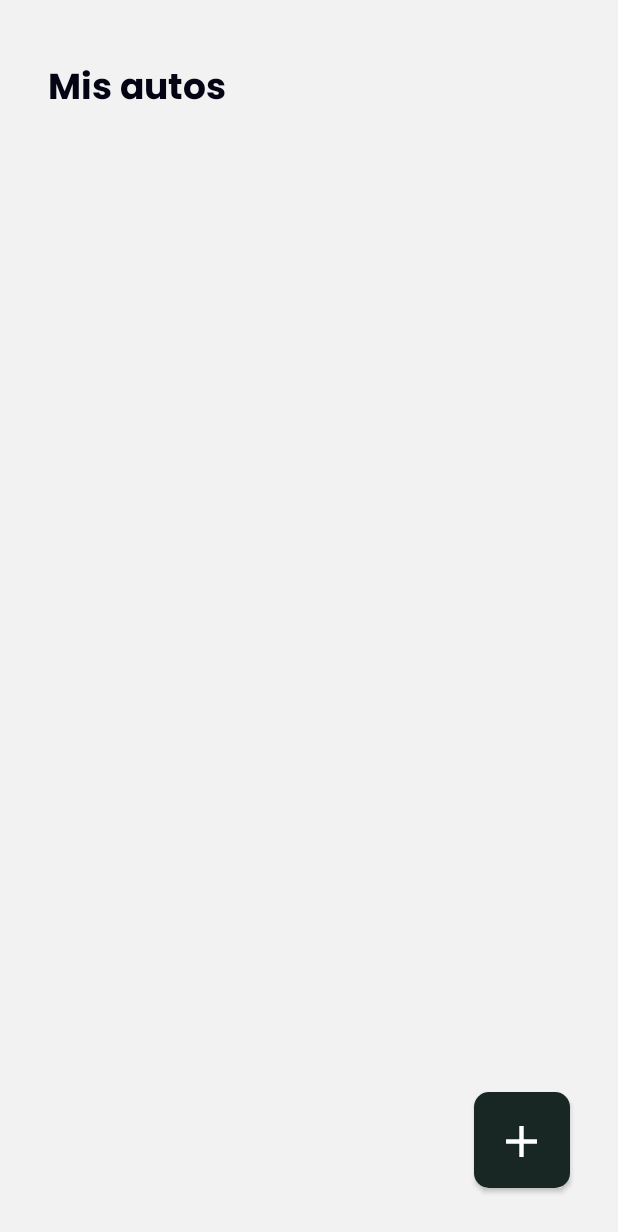
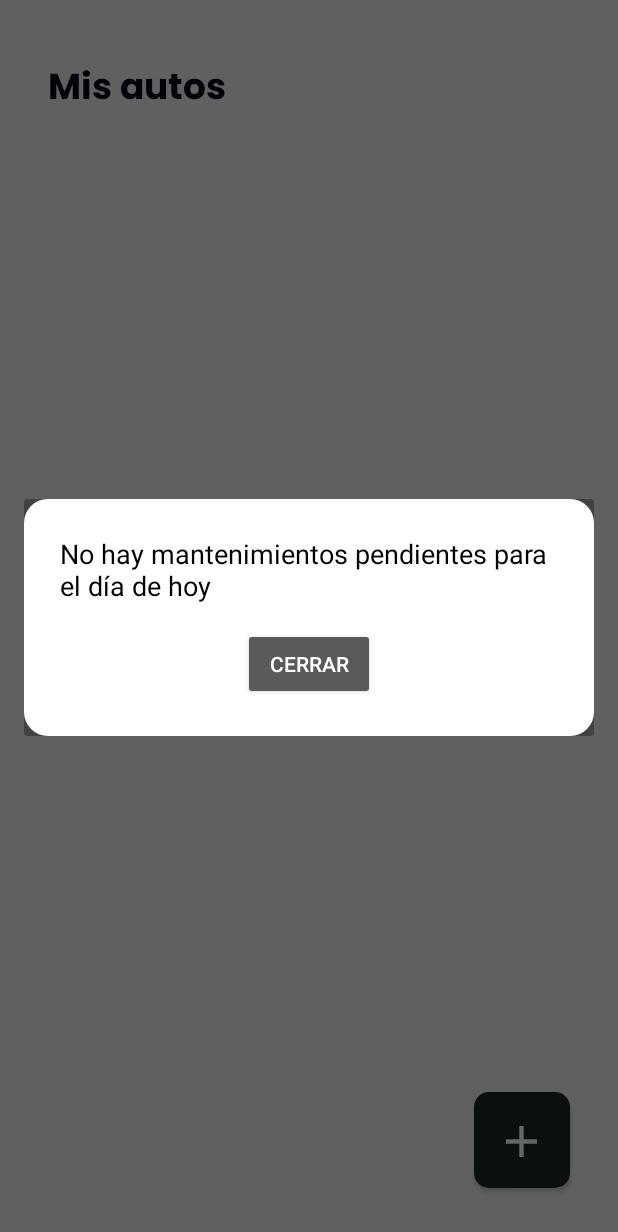
Before and after one commit to NilsGiN/CarCare_AppMobile, an Android app: the MainActivity screen opened directly, with no data from a screen before it, on a phone screen of 412 x 824 dp. Shown: the top 1232 px of the screen. Run offline under Robolectric (Android 15) with nearby library versions, the phone set to English and light mode, and no system bars; our stand-ins replace Firebase (no records; nobody signed in at launch, a user with empty details on screens opened directly).

Commit message:
Popup base de recordatorio cuando se visualiza el MainActivity

```diff
--- /dev/null
+++ b/app/src/main/java/com/example/prueba1/presenters/RecordatorioAdapter.java
@@ -0,0 +1,105 @@
+package com.example.prueba1.presenters;
+
+import android.app.Dialog;
+import android.content.Context;
+import android.view.View;
+import android.view.Window;
+import android.widget.Button;
+import android.widget.TextView;
+import android.widget.Toast;
+
+import com.example.prueba1.R;
+import com.google.firebase.firestore.DocumentSnapshot;
+import com.google.firebase.firestore.FirebaseFirestore;
+import com.google.firebase.firestore.QuerySnapshot;
+
+import java.text.SimpleDateFormat;
+import java.util.Date;
+import java.util.Locale;
+
+public class RecordatorioAdapter {
+
+    private final FirebaseFirestore mFirestore;
+
+    public RecordatorioAdapter() {
+        this.mFirestore = FirebaseFirestore.getInstance();
+
+    }
+
+    // Método para verificar los mantenimientos del día
+    public void verificarMantenimientosDeHoy(Context context) {
+        // Obtener la fecha actual en formato "dd/MM/yyyy"
+        String fechaHoy = new SimpleDateFormat("dd/MM/yyyy", Locale.getDefault()).format(new Date());
+
+        // Consultar en Firestore por mantenimientos con fecha igual a hoy
+        mFirestore.collection("Mantenimiento")
+                .whereEqualTo("fecha_prox", fechaHoy)
+                .get()
+                .addOnCompleteListener(task -> {
+                    if (task.isSuccessful() && task.getResult() != null) {
+                        QuerySnapshot querySnapshot = task.getResult();
+                        if (!querySnapshot.isEmpty()) {
+                            StringBuilder mensaje = new StringBuilder("Tienes mantenimientos para el día de hoy:\n");
+
+                            for (DocumentSnapshot doc : querySnapshot.getDocuments()) {
+                                String tipoMantenimiento = doc.getString("tipo");
+                                String auto = doc.getString("auto");
+
+                                // Consulta adicional para obtener el nombre del tipo de mantenimiento
+                                mFirestore.collection("Tipo_Mantenimiento")
+                                        .document(tipoMantenimiento) // Busca el documento por el ID
+                                        .get()
+                                        .addOnCompleteListener(tipoTask -> {
+                                            if (tipoTask.isSuccessful() && tipoTask.getResult() != null) {
+                                                // Obtener el nombre del mantenimiento
+                                                String nombreMantenimiento = tipoTask.getResult().getString("nombre");
+                                                if (nombreMantenimiento != null) {
+                                                    mensaje.append("• ").append(nombreMantenimiento)
+                                                            .append(" - ").append(auto).append("\n");
+                                                } else {
+                                                    mensaje.append("• ").append(tipoMantenimiento)
+                                                            .append(" (nombre no encontrado)").append(" - ")
+                                                            .append(auto).append("\n");
+                                                }
+
+                                                // Mostrar el popup cuando termine de construir el mensaje
+                                                if (mensaje.length() > 0) {
+                                                    mostrarPopupRecordatorio(context, mensaje.toString());
+                                                }
+                                            } else {
+                                                Toast.makeText(context, "Error al obtener el nombre del mantenimiento", Toast.LENGTH_SHORT).show();
+                                            }
+                                        });
+                            }
+                        } else {
+                            // No hay mantenimientos para hoy
+                            mostrarPopupRecordatorio(context, "No hay mantenimientos pendientes para el día de hoy");
+                        }
+                    } else {
+                        // Error al obtener los datos o no existen mantenimientos para hoy
+                        mostrarPopupRecordatorio(context, "No hay mantenimientos pendientes para el día de hoy");
+                    }
+                });
+    }
+
+    // Método para mostrar el popup de recordatorio
+    private void mostrarPopupRecordatorio(Context context, String mensaje) {
+        final Dialog dialog = new Dialog(context);
+        dialog.requestWindowFeature(Window.FEATURE_NO_TITLE);
+        dialog.setContentView(R.layout.popup_recordatorio);
+        dialog.setCancelable(true);
+
+        TextView textViewRecordatorio = dialog.findViewById(R.id.textViewRecordatorio);
+        textViewRecordatorio.setText(mensaje);
+
+        Button buttonCerrarPopup = dialog.findViewById(R.id.buttonCerrarPopup);
+        buttonCerrarPopup.setOnClickListener(new View.OnClickListener() {
+            @Override
+            public void onClick(View v) {
+                dialog.dismiss();
+            }
+        });
+
+        dialog.show();
+    }
+}
--- a/app/src/main/java/com/example/prueba1/views/MainActivity.java
+++ b/app/src/main/java/com/example/prueba1/views/MainActivity.java
@@ -19,11 +19,13 @@ import com.example.prueba1.model.Car;
 import com.example.prueba1.model.Mantenimiento;
 import com.example.prueba1.presenters.CarAdapter;
 import com.example.prueba1.presenters.MantenimientoAdapter;
+import com.example.prueba1.presenters.RecordatorioAdapter;
 import com.firebase.ui.firestore.FirestoreRecyclerOptions;
 import com.google.firebase.firestore.FirebaseFirestore;
 import com.google.firebase.firestore.Query;
 
 public class MainActivity extends AppCompatActivity {
+    private RecordatorioAdapter recordatorioAdapter;
     private Button ir_mosaico;
     private Button ir_registro_car;
     RecyclerView cRecycler;
@@ -38,6 +40,11 @@ public class MainActivity extends AppCompatActivity {
 
         // Inicializar Firestore y RecyclerView
         mFirestore = FirebaseFirestore.getInstance();
+
+        // Inicializar MantenimientoReminderHelper y verificar mantenimientos
+        recordatorioAdapter = new RecordatorioAdapter();
+        recordatorioAdapter.verificarMantenimientosDeHoy(this);
+
         cRecycler = findViewById(R.id.Recyclerview2);
         cRecycler.setLayoutManager(new LinearLayoutManager(MainActivity.this));
 
--- /dev/null
+++ b/app/src/main/res/drawable/background_popup.xml
@@ -0,0 +1,6 @@
+<shape xmlns:android="http://schemas.android.com/apk/res/android">
+    <solid android:color="@android:color/white"/>
+    <corners android:radius="16dp"/>
+    <padding android:left="16dp" android:top="16dp" android:right="16dp" android:bottom="16dp"/>
+    <elevation android:height="8dp" />
+</shape>
--- /dev/null
+++ b/app/src/main/res/layout/popup_recordatorio.xml
@@ -0,0 +1,31 @@
+<?xml version="1.0" encoding="utf-8"?>
+<androidx.constraintlayout.widget.ConstraintLayout xmlns:android="http://schemas.android.com/apk/res/android"
+    xmlns:app="http://schemas.android.com/apk/res-auto"
+    android:layout_width="wrap_content"
+    android:layout_height="wrap_content"
+    android:padding="24dp"
+    android:background="@drawable/background_popup">
+
+    <TextView
+        android:id="@+id/textViewRecordatorio"
+        android:layout_width="wrap_content"
+        android:layout_height="wrap_content"
+        android:text="Recuerda revisar tus tareas de mantenimiento"
+        android:textSize="18sp"
+        android:textColor="@android:color/black"
+        app:layout_constraintTop_toTopOf="parent"
+        app:layout_constraintStart_toStartOf="parent"
+        app:layout_constraintEnd_toEndOf="parent" />
+
+    <Button
+        android:id="@+id/buttonCerrarPopup"
+        android:layout_width="wrap_content"
+        android:layout_height="wrap_content"
+        android:text="Cerrar"
+        app:layout_constraintTop_toBottomOf="@id/textViewRecordatorio"
+        app:layout_constraintStart_toStartOf="parent"
+        app:layout_constraintEnd_toEndOf="parent"
+        app:layout_constraintBottom_toBottomOf="parent"
+        android:layout_marginTop="16dp" />
+
+</androidx.constraintlayout.widget.ConstraintLayout>
```
